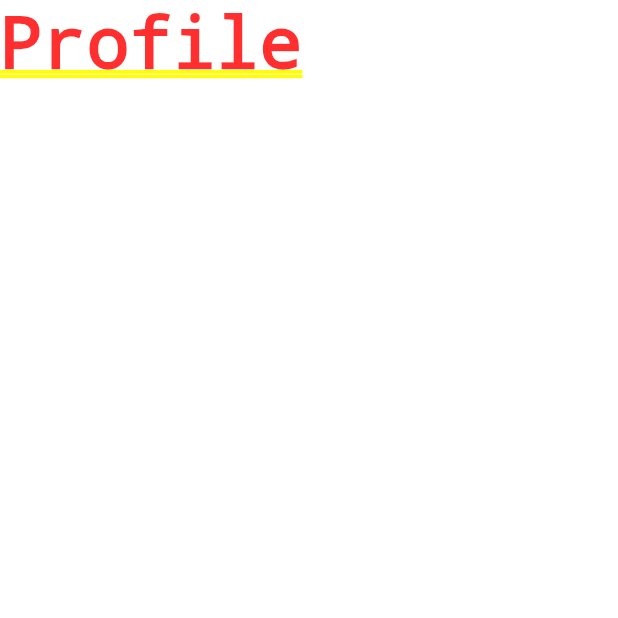
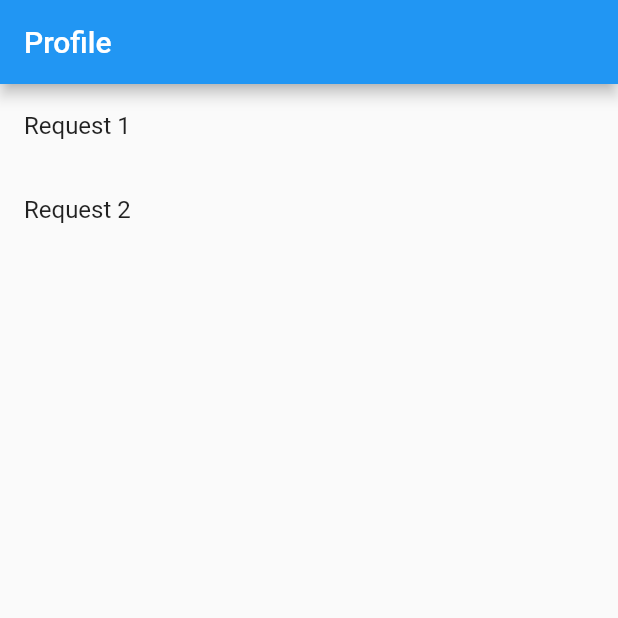
Before and after one commit to askvortsov1/HackPSU2019F, a Flutter app: the screen it shows after launch, after a tap on "Profile", on a phone screen of 412 x 824 dp, the top half of it. Run offline on Flutter 3.47's test engine with Material 2 defaults, Android fonts, the phone set to English and light mode, and no system bars; network calls fail.

Commit message:
Much better bois

```diff
--- a/frontend/lib/main.dart
+++ b/frontend/lib/main.dart
@@ -247,6 +247,7 @@ class MyCustomFormState extends State<MyCustomForm> {
           ),
           Text('Password', textAlign: TextAlign.center, textScaleFactor: 2,),
           TextFormField(
+            obscureText: true,
             controller: passwordController,
             validator: (value) {
               if (value.isEmpty) {
@@ -312,15 +313,15 @@ class LaunchPage extends StatelessWidget {
     return MaterialApp(
       title: 'Give and Get Help',
       home: Scaffold(
-        appBar: AppBar(
-          title: Text('Give and Get Help'),
-        ),
         body: Center(
           child: Column(
             mainAxisSize: MainAxisSize.min,
             children: <Widget>[
-              const Image(
-                image: NetworkImage('https://flutter.github.io/assets-for-api-docs/assets/widgets/owl.jpg'),
+              Padding(
+                child: Image(
+                  image: NetworkImage('https://raw.githubusercontent.com/askvortsov1/HackPSU2019F/master/frontend/lib/I%20Help.png'),
+                ),
+          padding: const EdgeInsets.symmetric(vertical: 16.0)
               ),
               RaisedButton(
                 onPressed: () {
@@ -343,7 +344,7 @@ class LaunchPage extends StatelessWidget {
                   ),
                   padding: const EdgeInsets.all(10.0),
                   child: const Text(
-                      'Request Help',
+                      'Get Help',
                       style: TextStyle(fontSize: 20)
                   ),
                 ),
@@ -369,7 +370,7 @@ class LaunchPage extends StatelessWidget {
                   ),
                   padding: const EdgeInsets.all(10.0),
                   child: const Text(
-                      'Send Help',
+                      'Give Help',
                       style: TextStyle(fontSize: 20)
                   ),
                 ),
@@ -415,7 +416,7 @@ class PrimaryRequest extends StatelessWidget{
         title: 'Primary Request',
         home: Scaffold(
           appBar: AppBar(
-            title: Text('Request Help'),
+            title: Text('Get Help'),
           ),
           body: MyCustomFormPrimaryRequest(),
         )
@@ -457,7 +458,10 @@ class MyCustomFormStatePrimaryRequest extends State<MyCustomFormPrimaryRequest>
       key: _formKey,
       child: ListView(
         children: <Widget>[
-          Text('Level of Severity', textAlign: TextAlign.center, textScaleFactor: 2),
+          Padding(
+              child: Text('Level of Severity', textAlign: TextAlign.center, textScaleFactor: 2),
+              padding: const EdgeInsets.symmetric(vertical: 16.0)
+          ),
           TextFormField(
             controller: severityController,
             validator: (value) {
@@ -468,7 +472,7 @@ class MyCustomFormStatePrimaryRequest extends State<MyCustomFormPrimaryRequest>
             },
           ),
           Padding(
-              padding: const EdgeInsets.symmetric(vertical: 16.0)
+              padding: const EdgeInsets.symmetric(vertical: 8.0)
           ),
           Text('Item', textAlign: TextAlign.center, textScaleFactor: 2,),
           TextFormField(
@@ -630,8 +634,22 @@ class ProfilePage extends StatelessWidget {
   @override
   Widget build(BuildContext context) {
     return MaterialApp(
-        title: 'Profile',
-        home: Text("Profile"),
+      title: 'Profile',
+      home: Scaffold(
+        appBar: AppBar(
+          title: Text('Profile'),
+        ),
+        body: ListView(
+          children: <Widget>[
+            ListTile(
+              title: Text("Request 1")
+            ),
+            ListTile(
+                title: Text("Request 2")
+            ),
+          ],
+        )
+      ),
     );
   }
 }
@@ -641,9 +659,14 @@ class SendPage extends StatelessWidget {
   Widget build(BuildContext context) {
     return MaterialApp(
         title: 'Send Help',
-        home: Text("Send some help"),
+        home: Scaffold(
+            appBar: AppBar(
+              title: Text('Some Requests'),
+            )
+        )
     );
   }
 }
 
+
 // Create a Form widget.
```
